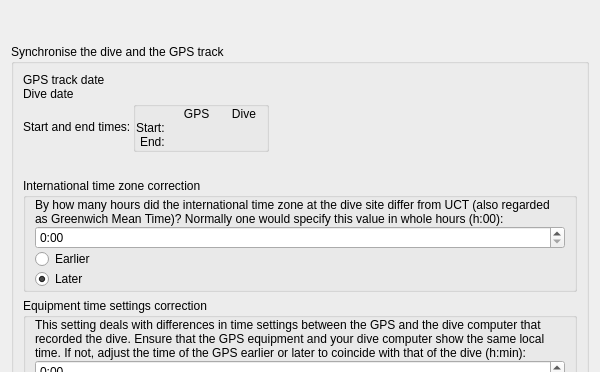
Old version of the form desktop-widgets/importgps.ui in the repository subsurface/subsurface; both pictures show x 0 to 600 and y 0 to 372 of the 600 by 600 pixel window.
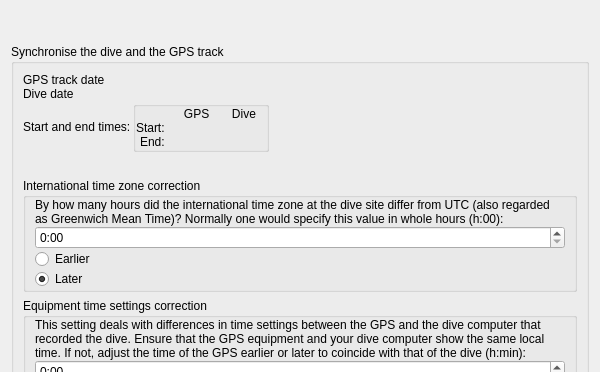
New version of the form. Icons and pictures are not drawn.

Commit message: Typo: UCT to UTC

Patch:
```diff
--- a/desktop-widgets/importgps.ui
+++ b/desktop-widgets/importgps.ui
@@ -305,7 +305,7 @@
               <enum>Qt::LeftToRight</enum>
              </property>
              <property name="text">
-              <string>By how many hours did the international time zone at the dive site differ from UCT (also regarded as Greenwich Mean Time)? Normally one would specify this value in whole hours (h:00):</string>
+              <string>By how many hours did the international time zone at the dive site differ from UTC (also regarded as Greenwich Mean Time)? Normally one would specify this value in whole hours (h:00):</string>
              </property>
              <property name="wordWrap">
               <bool>true</bool>
```
